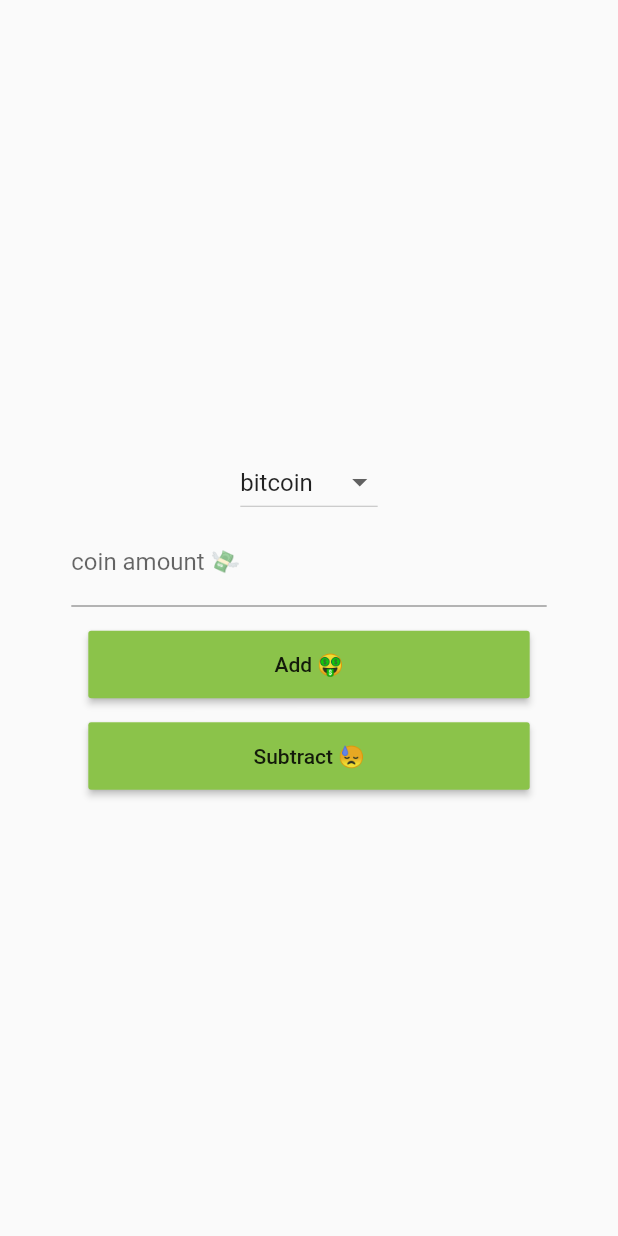
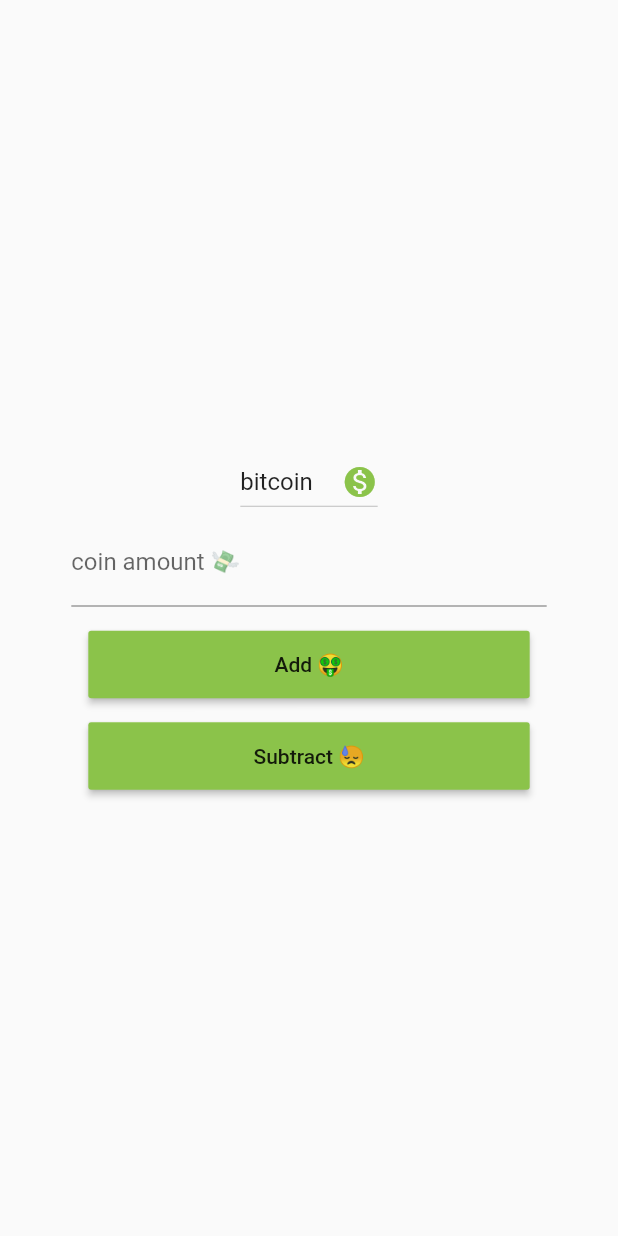
Before and after one commit to Chinmay5767/crypto-pocket, a Flutter app: the screen it shows after launch, on a phone screen of 412 x 824 dp. Run offline on Flutter 3.47's test engine with Material 2 defaults, Android fonts, the phone set to English and light mode, and no system bars; our stand-ins replace cloud_firestore, firebase_auth, firebase_core; accounts and stored records are empty.

Commit message:
changing ui

```diff
--- a/lib/ui/add_view.dart
+++ b/lib/ui/add_view.dart
@@ -1,3 +1,5 @@
+import 'dart:ui';
+
 import 'package:flutter/material.dart';
 import 'package:crypto_pocket/net/flutterfire_function.dart';
 import 'package:flutter/src/widgets/container.dart';
@@ -29,6 +31,10 @@
           children: [
             DropdownButton(
 
+              icon: Icon(
+                Icons.monetization_on,
+                color: Colors.lightGreen,
+              ),
               value: dropValue,
             focusColor: Colors.lightGreen,
                onChanged: (String? value) {
@@ -39,8 +45,14 @@
               },
               items: coins.map<DropdownMenuItem<String>>((String value) {
                 return DropdownMenuItem(
-                   child: Text(value),
+                   child: Container(
+
+                    child: Text(value),
+                    padding:EdgeInsets.fromLTRB(0.0, 0.0, 0.0, 0.5) ,
+
+                    ),
                   value: value,
+
 
 
                 );
--- a/pubspec.yaml
+++ b/pubspec.yaml
@@ -45,6 +45,7 @@
   # The following adds the Cupertino Icons font to your application.
   # Use with the CupertinoIcons class for iOS style icons.
   cupertino_icons: ^1.0.2
+  custom_dropdown: ^0.0.2
 
 
 dev_dependencies:
```
Also changed, not shown: pubspec.lock.
